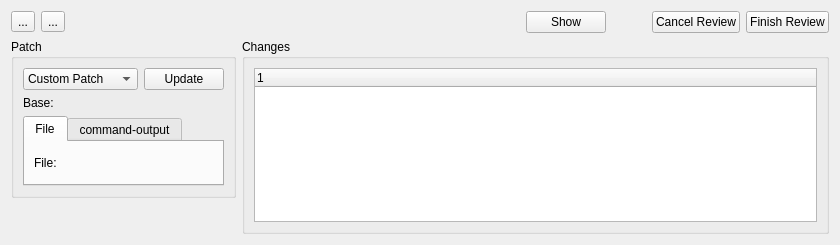
Above: plugins/patchreview/patchreview.ui from KDE/kdevelop before the change. Below: the same form after it.
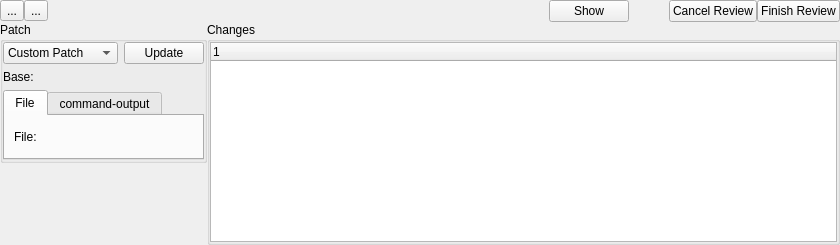
That is the form after the change. Custom widgets are drawn as their Qt base class.

Commit message: Make patch review toolview layout (margins/spacing) consistent with the rest of KDevelop

Patch:
```diff
--- a/plugins/patchreview/patchreview.ui
+++ b/plugins/patchreview/patchreview.ui
@@ -14,6 +14,12 @@
    <string>Edit Patch</string>
   </property>
   <layout class="QGridLayout" name="gridLayout_3">
+   <property name="margin">
+    <number>0</number>
+   </property>
+   <property name="spacing">
+    <number>0</number>
+   </property>
    <item row="0" column="0">
     <layout class="QHBoxLayout" name="horizontalLayout_3">
      <item>
@@ -98,6 +104,9 @@
           <string>Patch</string>
          </property>
          <layout class="QGridLayout" name="gridLayout_2">
+          <property name="margin">
+           <number>0</number>
+          </property>
           <item row="0" column="0" colspan="2">
            <layout class="QHBoxLayout" name="horizontalLayout_4">
             <item>
@@ -222,6 +231,9 @@
         <string>Changes</string>
        </property>
        <layout class="QGridLayout" name="gridLayout">
+        <property name="margin">
+         <number>0</number>
+        </property>
         <item row="0" column="0" rowspan="2">
          <widget class="QTreeWidget" name="filesList">
           <property name="editTriggers">
```
